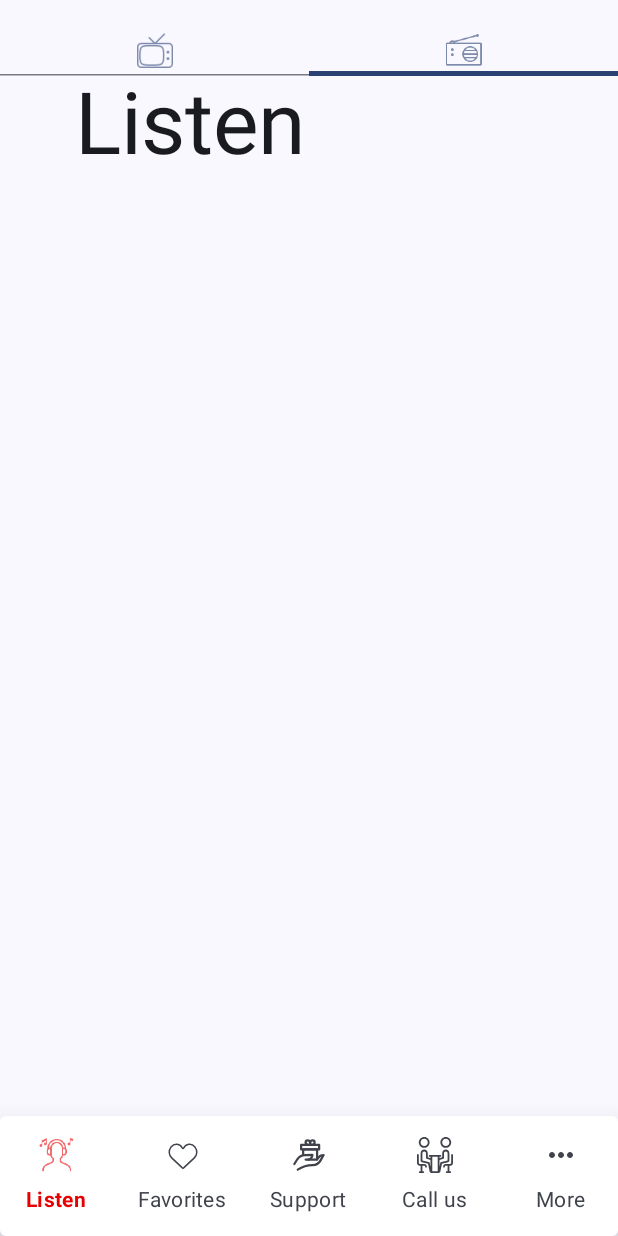
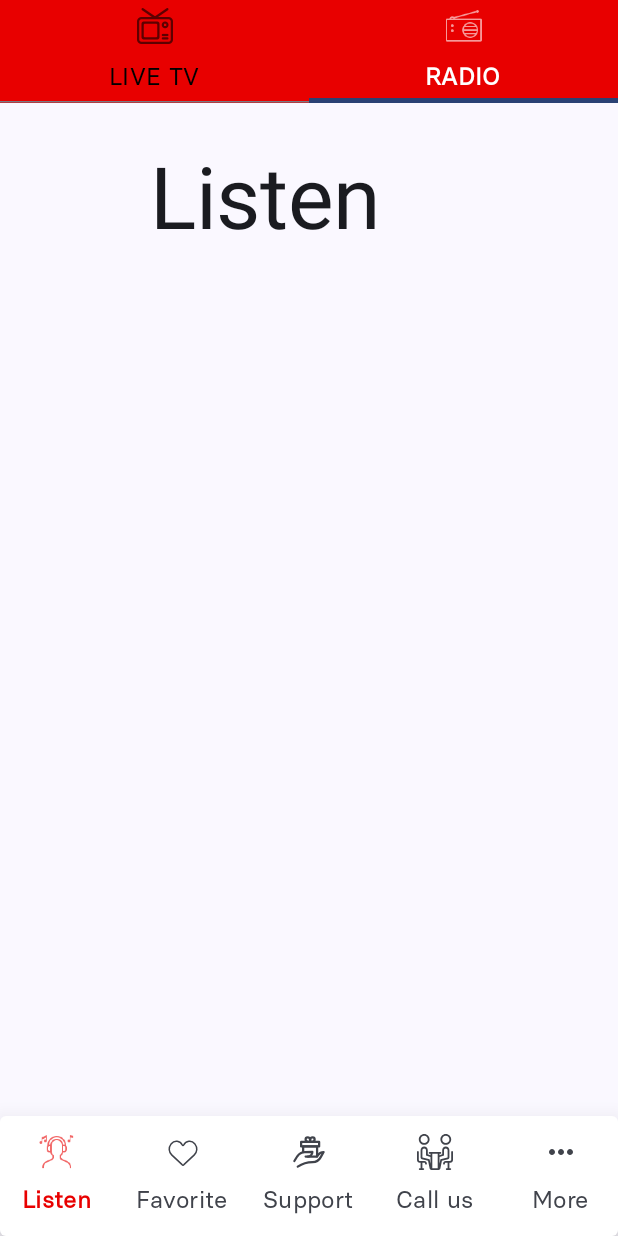
Before and after one commit to mozeago/Jetpack-Compose-YouTube-Studio-UI-from-Mobbin, an Android app built with Jetpack Compose: the screen it shows after launch (MainActivity), tab 2 chosen, on a phone screen of 412 x 824 dp. Run offline under Robolectric (Android 15) with nearby library versions, the phone set to English and light mode, and no system bars.

Commit message:
styled bottomNavigationBar,added custom fonts and fixed app color

```diff
--- a/app/src/main/java/com/mozeago/youtubestudio/YouTubeStudio.kt
+++ b/app/src/main/java/com/mozeago/youtubestudio/YouTubeStudio.kt
@@ -1,6 +1,8 @@
 package com.mozeago.youtubestudio
 
 import android.content.res.Configuration
+import android.os.Build
+import androidx.annotation.RequiresApi
 import androidx.compose.foundation.layout.Row
 import androidx.compose.foundation.layout.fillMaxWidth
 import androidx.compose.foundation.layout.heightIn
@@ -27,9 +29,13 @@ import androidx.compose.ui.draw.shadow
 import androidx.compose.ui.graphics.Color
 import androidx.compose.ui.res.painterResource
 import androidx.compose.ui.res.stringResource
+import androidx.compose.ui.text.font.Font
+import androidx.compose.ui.text.font.FontFamily
+import androidx.compose.ui.text.font.FontStyle
 import androidx.compose.ui.text.font.FontWeight
 import androidx.compose.ui.tooling.preview.Preview
 import androidx.compose.ui.unit.dp
+import androidx.compose.ui.unit.sp
 import androidx.navigation.NavHostController
 import androidx.navigation.compose.rememberNavController
 import com.mozeago.youtubestudio.ui.screen.CallUs
@@ -60,6 +66,7 @@ fun YouTubeStudioTopSearchBar(modifier: Modifier = Modifier) {
     )
 }
 
+@RequiresApi(Build.VERSION_CODES.O)
 @Composable
 fun YouTubeStudioBottomNavigation(
     modifier: Modifier = Modifier, navController: NavHostController
@@ -97,10 +104,14 @@ fun YouTubeStudioBottomNavigation(
                                     Locale.getDefault()
                                 ) else it.toString()
                             },
+                            fontSize = 16.sp,
+                            lineHeight = 24.sp,
                             style = MaterialTheme.typography.bodyMedium,
-                            fontWeight = if (selectedDestination.value == youTubeStudioTopLevelDestinations.route)
-                                FontWeight.Bold else
-                                FontWeight.Normal
+                            fontStyle = FontStyle.Normal,
+                            fontWeight = if (selectedDestination.value == youTubeStudioTopLevelDestinations.route) FontWeight.W900 else FontWeight.W400,
+                            fontFamily = FontFamily(
+                                Font(R.font.basier_square_regular)
+                            )
                         )
                     },
                     colors = NavigationBarItemDefaults.colors(
@@ -117,6 +128,7 @@ fun YouTubeStudioBottomNavigation(
     }
 }
 
+@RequiresApi(Build.VERSION_CODES.O)
 @Preview(
     uiMode = Configuration.UI_MODE_NIGHT_YES, name = "DefaultPreviewDark", showBackground = true
 )
@@ -142,6 +154,7 @@ object Listen : YouTubeStudioTopLevelDestinations {
     override val route: String
         get() = "listen"
     override val screen: @Composable () -> Unit
+        @RequiresApi(Build.VERSION_CODES.Q)
         get() = {
             Listen()
         }
--- a/app/src/main/java/com/mozeago/youtubestudio/ui/components/ListenTopTabRow.kt
+++ b/app/src/main/java/com/mozeago/youtubestudio/ui/components/ListenTopTabRow.kt
@@ -1,39 +1,111 @@
 package com.mozeago.youtubestudio.ui.components
 
+import android.os.Build
+import androidx.annotation.RequiresApi
+import androidx.compose.foundation.layout.Arrangement
+import androidx.compose.foundation.layout.Column
+import androidx.compose.foundation.layout.Spacer
+import androidx.compose.foundation.layout.height
 import androidx.compose.foundation.layout.padding
 import androidx.compose.material3.Icon
+import androidx.compose.material3.MaterialTheme
 import androidx.compose.material3.Tab
 import androidx.compose.material3.TabRow
+import androidx.compose.material3.Text
 import androidx.compose.runtime.Composable
 import androidx.compose.runtime.mutableIntStateOf
 import androidx.compose.runtime.remember
+import androidx.compose.ui.Alignment
 import androidx.compose.ui.Modifier
 import androidx.compose.ui.graphics.Color
 import androidx.compose.ui.res.painterResource
+import androidx.compose.ui.res.stringResource
+import androidx.compose.ui.text.font.Font
+import androidx.compose.ui.text.font.FontFamily
+import androidx.compose.ui.text.font.FontStyle
+import androidx.compose.ui.text.font.FontWeight
 import androidx.compose.ui.unit.dp
+import androidx.compose.ui.unit.sp
 import com.mozeago.youtubestudio.R
 
+@RequiresApi(Build.VERSION_CODES.Q)
 @Composable
 fun ListenTopTabRow(modifier: Modifier = Modifier) {
     val selectedTabIndex = remember { mutableIntStateOf(0) }
     TabRow(
         selectedTabIndex = selectedTabIndex.intValue,
         modifier = modifier
-            .padding(top = 16.dp),
+            .padding(bottom = 16.dp),
+        containerColor = Color(0XFFE80000)
     ) {
-        Tab(selected = true, onClick = {
-            selectedTabIndex.intValue = 0
-        }) {
+        Tab(
+            selected = true,
+            onClick = {
+                selectedTabIndex.intValue = 0
+            },
+            selectedContentColor = if (selectedTabIndex.intValue == 0) {
+                Color.White
+            } else {
+                Color.Black
+            },
+        ) {
+            Column(
+                verticalArrangement = Arrangement.Center,
+                horizontalAlignment = Alignment.CenterHorizontally
+            ) {
+                Spacer(modifier = Modifier.height(5.dp))
+                Icon(
+                    painter = painterResource(id = R.drawable.ic_tv),
+                    contentDescription = "television",
+                )
+                Spacer(modifier = Modifier.height(10.dp))
+                Text(
+                    text = stringResource(id = R.string.app_tv).uppercase(),
+                    style = MaterialTheme.typography.bodyMedium,
+                    fontWeight = if (selectedTabIndex.intValue == 0)
+                        FontWeight.Bold else
+                        FontWeight.W400,
+                    color = if (selectedTabIndex.intValue == 0) Color.White else Color.Black,
+                    fontStyle = FontStyle.Normal,
+                    fontSize = 16.sp,
+                    lineHeight = 24.sp,
+                    fontFamily = FontFamily(
+                        Font(R.font.basier_square_regular)
+                    )
+                )
+                Spacer(modifier = Modifier.height(5.dp))
+            }
+        }
+        Tab(
+            selected = true,
+            onClick = {
+                selectedTabIndex.intValue = 1
+            },
+            selectedContentColor = if (selectedTabIndex.intValue == 1) {
+                Color.White
+            } else {
+                Color.Black
+            }
+
+        ) {
             Icon(
-                painter = painterResource(id = R.drawable.ic_tv),
-                contentDescription = "tv",
-                modifier = modifier.padding(5.dp)
+                painter = painterResource(id = R.drawable.ic_radio),
+                contentDescription = "radio"
             )
-        }
-        Tab(selected = false, onClick = {
-            selectedTabIndex.intValue = 1
-        }) {
-            Icon(painter = painterResource(id = R.drawable.ic_radio), contentDescription = "radio")
+            Spacer(modifier = Modifier.height(10.dp))
+            Text(
+                text = stringResource(id = R.string.app_radio).uppercase(),
+                style = MaterialTheme.typography.bodyMedium,
+                fontWeight = if (selectedTabIndex.intValue == 1)
+                    FontWeight.Bold else
+                    FontWeight.Normal,
+                fontSize = 16.sp,
+                lineHeight = 24.sp,
+                color = if (selectedTabIndex.intValue == 1) Color.White else Color.DarkGray,
+                fontFamily = FontFamily(
+                    Font(R.font.basier_square_regular)
+                )
+            )
         }
     }
 }
--- a/app/src/main/java/com/mozeago/youtubestudio/ui/screen/Listen.kt
+++ b/app/src/main/java/com/mozeago/youtubestudio/ui/screen/Listen.kt
@@ -1,5 +1,7 @@
 package com.mozeago.youtubestudio.ui.screen
 
+import android.os.Build
+import androidx.annotation.RequiresApi
 import androidx.compose.foundation.layout.Arrangement
 import androidx.compose.foundation.layout.Column
 import androidx.compose.foundation.layout.Spacer
@@ -14,14 +16,14 @@ import androidx.compose.ui.unit.dp
 import androidx.navigation.compose.rememberNavController
 import com.mozeago.youtubestudio.ui.components.ListenTopTabRow
 
+@RequiresApi(Build.VERSION_CODES.Q)
 @Composable
 fun Listen(modifier: Modifier = Modifier) {
     val navController = rememberNavController()
     ListenTopTabRow()
-    Spacer(modifier = modifier.height(16.dp))
 //    YouTubeStudioTopSearchBar()
     Column(
-        modifier = modifier.padding(50.dp),
+        modifier = modifier.padding(100.dp),
         horizontalAlignment = Alignment.CenterHorizontally,
         verticalArrangement = Arrangement.Center
     ) {
--- a/app/src/main/java/com/mozeago/youtubestudio/ui/theme/Type.kt
+++ b/app/src/main/java/com/mozeago/youtubestudio/ui/theme/Type.kt
@@ -2,10 +2,11 @@ package com.mozeago.youtubestudio.ui.theme
 
 import androidx.compose.material3.Typography
 import androidx.compose.ui.text.TextStyle
+import androidx.compose.ui.text.font.Font
 import androidx.compose.ui.text.font.FontFamily
 import androidx.compose.ui.text.font.FontWeight
 import androidx.compose.ui.unit.sp
-
+import com.mozeago.youtubestudio.R
 // Set of Material typography styles to start with
 val Typography = Typography(
     bodyLarge = TextStyle(
--- a/app/src/main/res/values/strings.xml
+++ b/app/src/main/res/values/strings.xml
@@ -1,9 +1,11 @@
 <resources>
     <string name="app_name">YouTube Studio</string>
     <string name="app_route_listen">listen</string>
-    <string name="app_route_favorites">favorites</string>
+    <string name="app_route_favorites">favorite</string>
     <string name="app_route_support">support</string>
     <string name="app_route_more">more</string>
     <string name="app_route_one_on_one">Call us</string>
     <string name="app_search">search</string>
+    <string name="app_tv">live tv</string>
+    <string name="app_radio">radio</string>
 </resources>
--- a/app/src/main/res/values/themes.xml
+++ b/app/src/main/res/values/themes.xml
@@ -1,5 +1,4 @@
 <?xml version="1.0" encoding="utf-8"?>
 <resources>
-
     <style name="Theme.YouTubeStudio" parent="android:Theme.Material.Light.NoActionBar" />
 </resources>
```
Also changed, not shown: app/src/main/res/drawable-hdpi/ic_tv.png, app/src/main/res/drawable-mdpi/ic_tv.png, app/src/main/res/drawable-xhdpi/ic_tv.png, app/src/main/res/drawable-xxhdpi/ic_tv.png, app/src/main/res/drawable-xxxhdpi/ic_tv.png.
